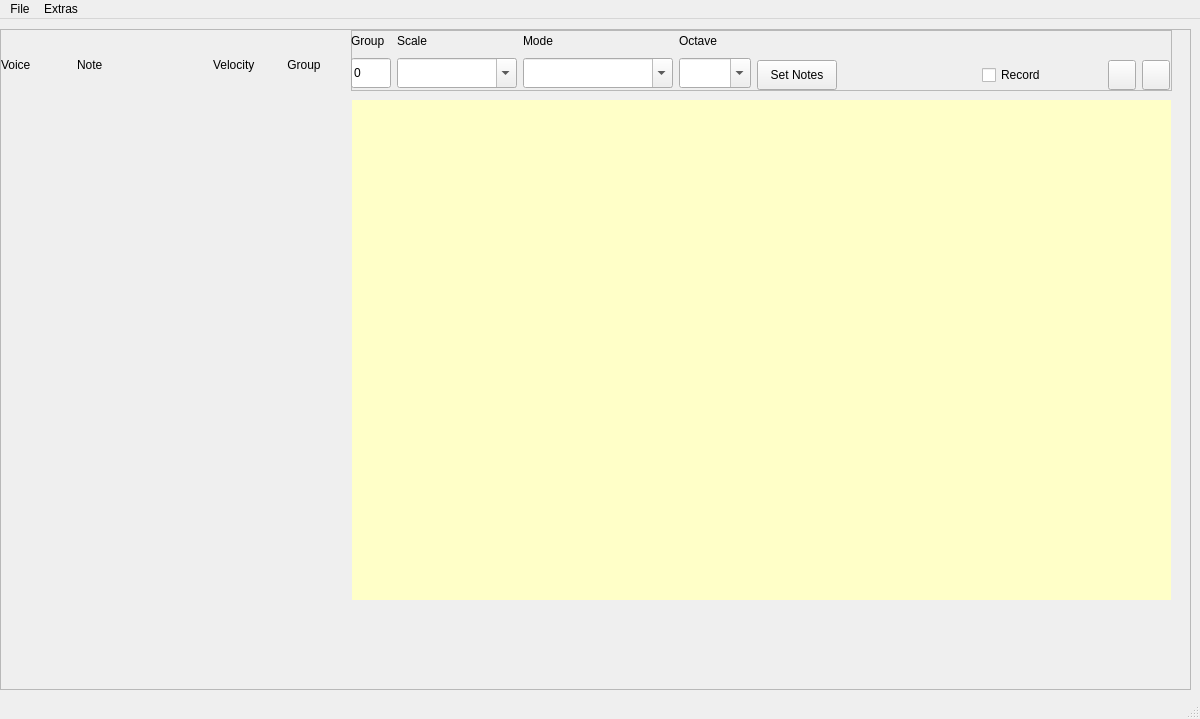
The window that mainwindow.ui (mm1711/QPlayAllFiles) describes before a commit, drawn with Qt 5.
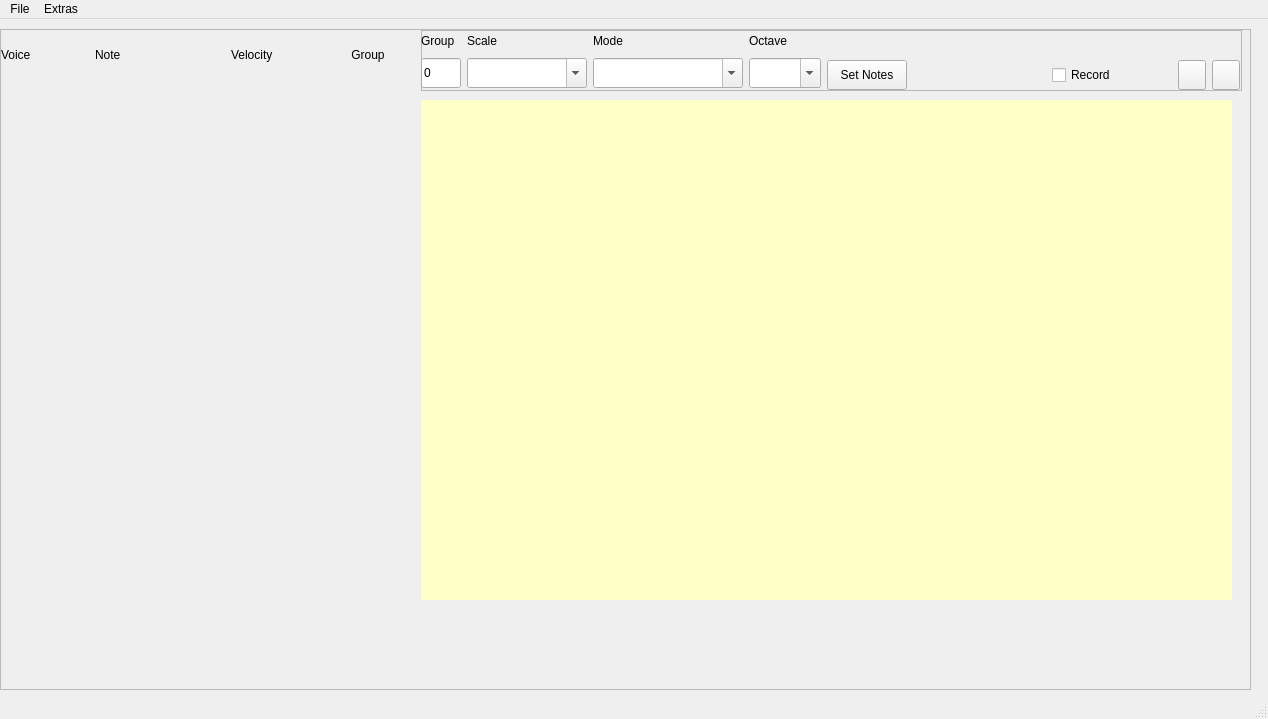
The same window after the commit. Icons and pictures are not drawn.

What changed in the file:
```diff
--- a/mainwindow.ui
+++ b/mainwindow.ui
@@ -6,7 +6,7 @@
    <rect>
     <x>0</x>
     <y>0</y>
-    <width>1200</width>
+    <width>1268</width>
     <height>719</height>
    </rect>
   </property>
@@ -37,7 +37,7 @@
      <rect>
       <x>0</x>
       <y>10</y>
-      <width>1191</width>
+      <width>1251</width>
       <height>661</height>
      </rect>
     </property>
@@ -61,7 +61,7 @@
       <rect>
        <x>0</x>
        <y>0</y>
-       <width>1189</width>
+       <width>1249</width>
        <height>659</height>
       </rect>
      </property>
@@ -70,7 +70,7 @@
        <rect>
         <x>0</x>
         <y>9</y>
-        <width>341</width>
+        <width>450</width>
         <height>541</height>
        </rect>
       </property>
@@ -82,7 +82,7 @@
       </property>
       <property name="minimumSize">
        <size>
-        <width>200</width>
+        <width>450</width>
         <height>500</height>
        </size>
       </property>
@@ -96,8 +96,8 @@
        <property name="geometry">
         <rect>
          <x>0</x>
-         <y>10</y>
-         <width>331</width>
+         <y>0</y>
+         <width>411</width>
          <height>32</height>
         </rect>
        </property>
@@ -163,7 +163,7 @@
      <widget class="QFrame" name="frame">
       <property name="geometry">
        <rect>
-        <x>350</x>
+        <x>420</x>
         <y>0</y>
         <width>821</width>
         <height>61</height>
@@ -599,9 +599,9 @@
      <widget class="QWidget" name="segmentsWidget" native="true">
       <property name="geometry">
        <rect>
-        <x>351</x>
+        <x>420</x>
         <y>70</y>
-        <width>819</width>
+        <width>811</width>
         <height>500</height>
        </rect>
       </property>
@@ -693,7 +693,7 @@
     <rect>
      <x>0</x>
      <y>0</y>
-     <width>1200</width>
+     <width>1268</width>
      <height>21</height>
     </rect>
    </property>
```
